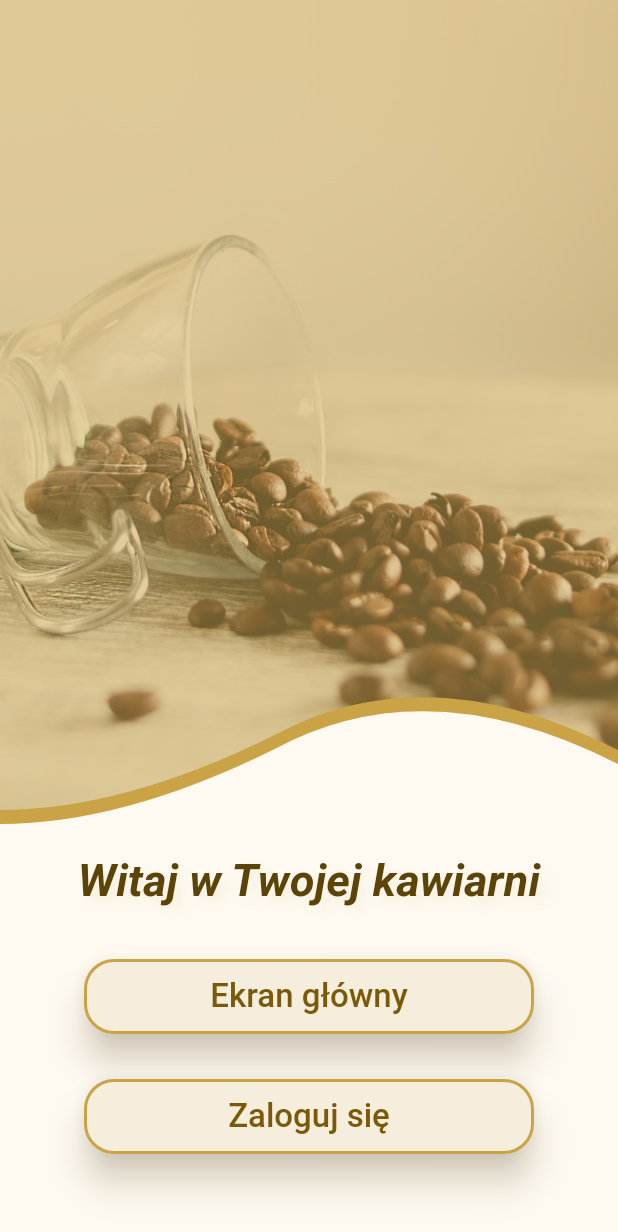
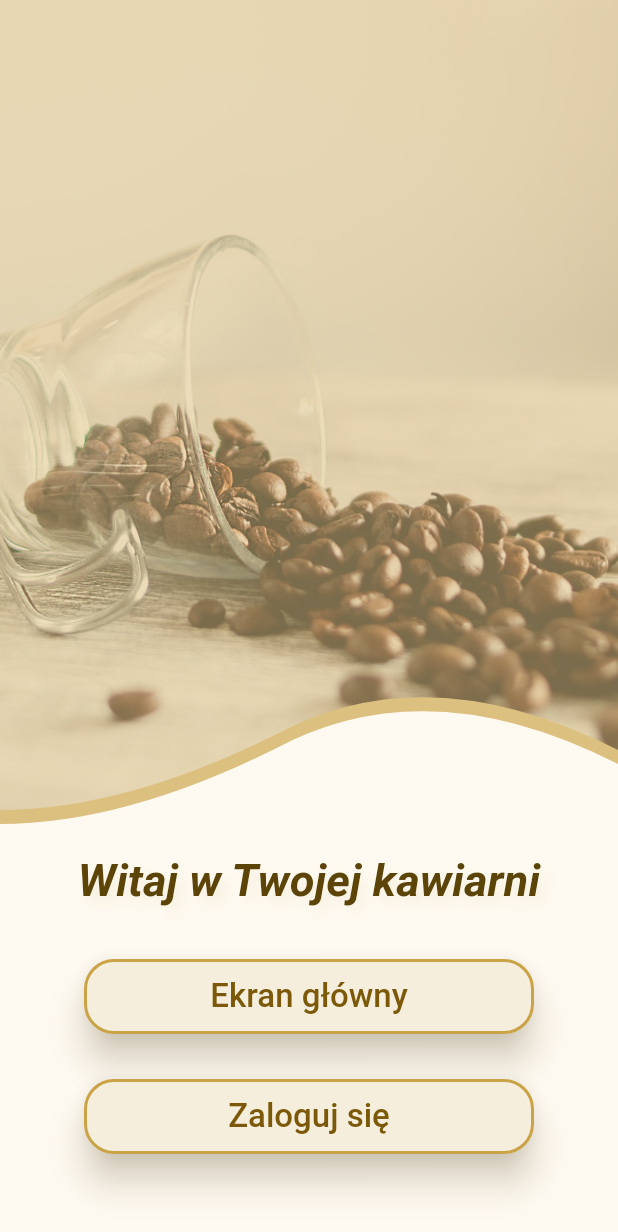
Before and after one commit to FerencMarcin/Cafe-mobile-app, a Flutter app: the screen it shows after launch, on a phone screen of 412 x 824 dp. Shown: the top 1232 px of the screen. Run offline on Flutter 3.47's test engine with Material 2 defaults, Android fonts, the phone set to English and light mode, and no system bars; our stand-ins replace dio, flutter_secure_storage, get, jwt_decoder, shared_preferences; statements that could not run were skipped.

Commit message:
Add route to unauth user view #23

```diff
--- a/lib/main.dart
+++ b/lib/main.dart
@@ -5,6 +5,7 @@ import 'package:cafe_mobile_app/view/homePage_view.dart';
 import 'package:cafe_mobile_app/view/newReservation_view.dart';
 import 'package:cafe_mobile_app/view/products_view.dart';
 import 'package:cafe_mobile_app/view/startViewManager.dart';
+import 'package:cafe_mobile_app/view/unauthenticatedUser_view.dart';
 import 'package:cafe_mobile_app/view/userOrders_view.dart';
 import 'package:cafe_mobile_app/view/userProfile_view.dart';
 import 'package:cafe_mobile_app/view/userReservations_view.dart';
@@ -42,6 +43,7 @@ class MyApp extends StatelessWidget {
       home: InitialView(),
       routes: {
         '/start':(context) => StartView(),
+        '/unauthenticated':(context) => UnauthenticatedUserView(),
         '/login':(context) => AuthView(),
         '/home':(context) => HomePageView(),
         '/menu':(context) => ProductsView(),
--- a/lib/view/welcome_view.dart
+++ b/lib/view/welcome_view.dart
@@ -25,7 +25,7 @@ class _WelcomeViewState extends State<WelcomeView> {
                   ClipPath(
                     clipper:ImageBorderClip(), //set our custom wave clipper
                     child:Container(
-                      color: AppColors.aztecGold,
+                      color: AppColors.burlyWood,
                       height:560.0,
                     ),
                   ),
@@ -55,7 +55,7 @@ class _WelcomeViewState extends State<WelcomeView> {
                   ),
                   Padding(
                     padding: const EdgeInsets.symmetric(vertical: 30.0),
-                    child: homePageMenuButton(outlineButtonStyle, '/login', 'Ekran główny'),
+                    child: homePageMenuButton(outlineButtonStyle, '/unauthenticated', 'Ekran główny'),
                   ),
                   homePageMenuButton(outlineButtonStyle, '/login', 'Zaloguj się'),
                 ],
```
